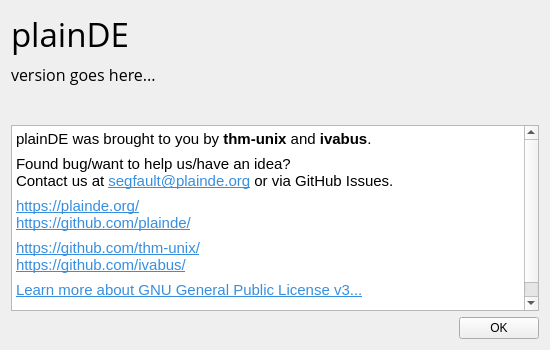
This is about.ui in plainDE/plainAbout as Qt 5 draws it before an edit. The edited form follows.
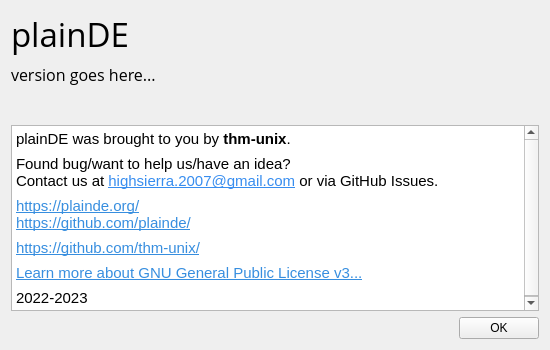
This is the edited form. Icons and pictures are not drawn.

Patch:
```diff
--- a/about.ui
+++ b/about.ui
@@ -102,10 +102,10 @@
 &lt;html&gt;&lt;head&gt;&lt;meta name=&quot;qrichtext&quot; content=&quot;1&quot; /&gt;&lt;style type=&quot;text/css&quot;&gt;
 p, li { white-space: pre-wrap; }
 &lt;/style&gt;&lt;/head&gt;&lt;body style=&quot; font-family:'Sans Serif'; font-size:9pt; font-weight:400; font-style:normal;&quot;&gt;
-&lt;p style=&quot; margin-top:7px; margin-bottom:7px; margin-left:0px; margin-right:0px; -qt-block-indent:0; text-indent:0px;&quot;&gt;&lt;span style=&quot; font-family:'Cantarell'; font-size:11pt;&quot;&gt;plainDE was brought to you by &lt;/span&gt;&lt;span style=&quot; font-family:'Cantarell'; font-size:11pt; font-weight:696;&quot;&gt;thm-unix&lt;/span&gt;&lt;span style=&quot; font-family:'Cantarell'; font-size:11pt;&quot;&gt; and &lt;/span&gt;&lt;span style=&quot; font-family:'Cantarell'; font-size:11pt; font-weight:696;&quot;&gt;ivabus&lt;/span&gt;&lt;span style=&quot; font-family:'Cantarell'; font-size:11pt;&quot;&gt;.&lt;/span&gt;&lt;/p&gt;
-&lt;p style=&quot; margin-top:7px; margin-bottom:7px; margin-left:0px; margin-right:0px; -qt-block-indent:0; text-indent:0px;&quot;&gt;&lt;span style=&quot; font-family:'Cantarell'; font-size:11pt;&quot;&gt;Found bug/want to help us/have an idea?&lt;br /&gt;Contact us at &lt;/span&gt;&lt;a href=&quot;mailto:segfault@plainde.org&quot;&gt;&lt;span style=&quot; font-family:'Cantarell'; font-size:11pt; text-decoration: underline; color:#378edf;&quot;&gt;segfault@plainde.org&lt;/span&gt;&lt;/a&gt;&lt;span style=&quot; font-family:'Cantarell'; font-size:11pt;&quot;&gt; or via GitHub Issues.&lt;/span&gt;&lt;/p&gt;
-&lt;p style=&quot; margin-top:7px; margin-bottom:7px; margin-left:0px; margin-right:0px; -qt-block-indent:0; text-indent:0px;&quot;&gt;&lt;a href=&quot;https://plainde.org/&quot;&gt;&lt;span style=&quot; font-family:'Cantarell'; font-size:11pt; text-decoration: underline; color:#378edf;&quot;&gt;https://plainde.org/&lt;/span&gt;&lt;/a&gt;&lt;a href=&quot;https://plainde.org/&quot;&gt;&lt;span style=&quot; font-family:'Cantarell'; font-size:11pt; text-decoration: underline; color:#0000ff;&quot;&gt;&lt;br /&gt;&lt;/span&gt;&lt;/a&gt;&lt;a href=&quot;https://github.com/plainde/&quot;&gt;&lt;span style=&quot; font-family:'Cantarell'; font-size:11pt; text-decoration: underline; color:#378edf;&quot;&gt;https://github.com/plainde/&lt;/span&gt;&lt;/a&gt;&lt;/p&gt;
-&lt;p style=&quot; margin-top:7px; margin-bottom:7px; margin-left:0px; margin-right:0px; -qt-block-indent:0; text-indent:0px;&quot;&gt;&lt;a href=&quot;https://github.com/thm-unix/&quot;&gt;&lt;span style=&quot; font-family:'Cantarell'; font-size:11pt; text-decoration: underline; color:#378edf;&quot;&gt;https://github.com/thm-unix/&lt;br /&gt;&lt;/span&gt;&lt;/a&gt;&lt;a href=&quot;https://github.com/ivabus/&quot;&gt;&lt;span style=&quot; font-family:'Cantarell'; font-size:11pt; text-decoration: underline; color:#378edf;&quot;&gt;https://github.com/ivabus/&lt;/span&gt;&lt;/a&gt;&lt;/p&gt;
+&lt;p style=&quot; margin-top:7px; margin-bottom:7px; margin-left:0px; margin-right:0px; -qt-block-indent:0; text-indent:0px;&quot;&gt;&lt;span style=&quot; font-family:'Cantarell'; font-size:11pt;&quot;&gt;plainDE was brought to you by &lt;/span&gt;&lt;span style=&quot; font-family:'Cantarell'; font-size:11pt; font-weight:696;&quot;&gt;thm-unix&lt;/span&gt;&lt;span style=&quot; font-family:'Cantarell'; font-size:11pt;&quot;&gt;.&lt;/span&gt;&lt;/p&gt;
+&lt;p style=&quot; margin-top:7px; margin-bottom:7px; margin-left:0px; margin-right:0px; -qt-block-indent:0; text-indent:0px;&quot;&gt;&lt;span style=&quot; font-family:'Cantarell'; font-size:11pt;&quot;&gt;Found bug/want to help us/have an idea?&lt;br /&gt;Contact us at &lt;/span&gt;&lt;a href=&quot;mailto:highsierra.2007@gmail.com&quot;&gt;&lt;span style=&quot; font-size:11pt; text-decoration: underline; color:#378def;&quot;&gt;highsierra.2007@gmail.com&lt;/span&gt;&lt;/a&gt;&lt;span style=&quot; font-family:'Cantarell'; font-size:11pt;&quot;&gt; or via GitHub Issues.&lt;/span&gt;&lt;/p&gt;
+&lt;p style=&quot; margin-top:7px; margin-bottom:7px; margin-left:0px; margin-right:0px; -qt-block-indent:0; text-indent:0px;&quot;&gt;&lt;a href=&quot;https://plainde.org/&quot;&gt;&lt;span style=&quot; font-size:11pt; text-decoration: underline; color:#378edf;&quot;&gt;https://plainde.org/&lt;/span&gt;&lt;/a&gt;&lt;a href=&quot;https://plainde.org/&quot;&gt;&lt;span style=&quot; font-family:'Cantarell'; font-size:11pt; text-decoration: underline; color:#378edf;&quot;&gt;&lt;br /&gt;&lt;/span&gt;&lt;/a&gt;&lt;a href=&quot;https://github.com/plainde/&quot;&gt;&lt;span style=&quot; font-size:11pt; text-decoration: underline; color:#378edf;&quot;&gt;https://github.com/plainde/&lt;/span&gt;&lt;/a&gt;&lt;/p&gt;
+&lt;p style=&quot; margin-top:7px; margin-bottom:7px; margin-left:0px; margin-right:0px; -qt-block-indent:0; text-indent:0px;&quot;&gt;&lt;a href=&quot;https://github.com/thm-unix/&quot;&gt;&lt;span style=&quot; font-size:11pt; text-decoration: underline; color:#378edf;&quot;&gt;https://github.com/thm-unix/&lt;/span&gt;&lt;/a&gt;&lt;/p&gt;
 &lt;p style=&quot; margin-top:7px; margin-bottom:7px; margin-left:0px; margin-right:0px; -qt-block-indent:0; text-indent:0px;&quot;&gt;&lt;a href=&quot;https://www.gnu.org/licenses/gpl-3.0.html&quot;&gt;&lt;span style=&quot; font-family:'Cantarell'; font-size:11pt; text-decoration: underline; color:#378edf;&quot;&gt;Learn more about GNU General Public License v3...&lt;/span&gt;&lt;/a&gt;&lt;/p&gt;
 &lt;p style=&quot; margin-top:7px; margin-bottom:7px; margin-left:0px; margin-right:0px; -qt-block-indent:0; text-indent:0px;&quot;&gt;&lt;span style=&quot; font-family:'Cantarell'; font-size:11pt;&quot;&gt;2022-2023&lt;/span&gt;&lt;/p&gt;&lt;/body&gt;&lt;/html&gt;</string>
      </property>
```
